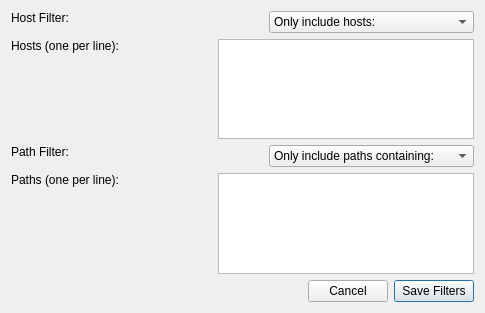
Old version of the form src/frontend/ui/network/network_capture_filters.ui in the repository evanrolfe/oneproxy.
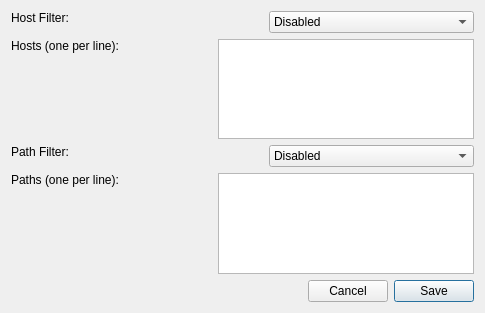
New version of the form.

Commit message: Add capture filters modal which loads the filters

Patch:
```diff
--- a/src/frontend/ui/network/network_capture_filters.ui
+++ b/src/frontend/ui/network/network_capture_filters.ui
@@ -56,6 +56,11 @@
          <height>0</height>
         </size>
        </property>
+       <item>
+        <property name="text">
+         <string>Disabled</string>
+        </property>
+       </item>
        <item>
         <property name="text">
          <string>Only include hosts:</string>
@@ -152,6 +157,11 @@
          <height>0</height>
         </size>
        </property>
+       <item>
+        <property name="text">
+         <string>Disabled</string>
+        </property>
+       </item>
        <item>
         <property name="text">
          <string>Only include paths containing:</string>
@@ -244,7 +254,7 @@
      <item>
       <widget class="QPushButton" name="pushButton">
        <property name="text">
-        <string>Save Filters</string>
+        <string>Save</string>
        </property>
       </widget>
      </item>
```
Left out of the diff: 6 changed lines with no effect on the pictures. The commit also changes 6 other files.
